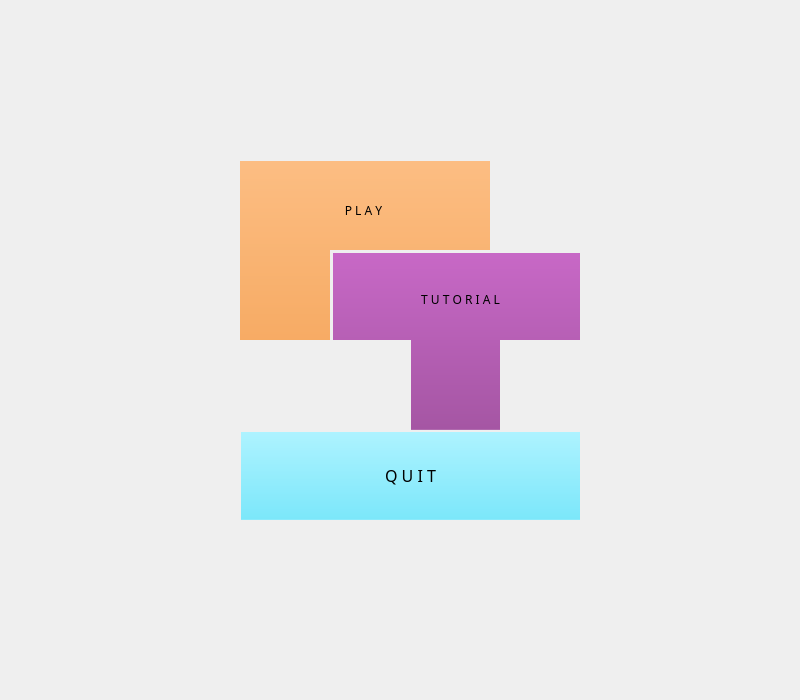
Old version of the form MenuWindow.ui in the repository Rodrigo-BZ/Tetris.
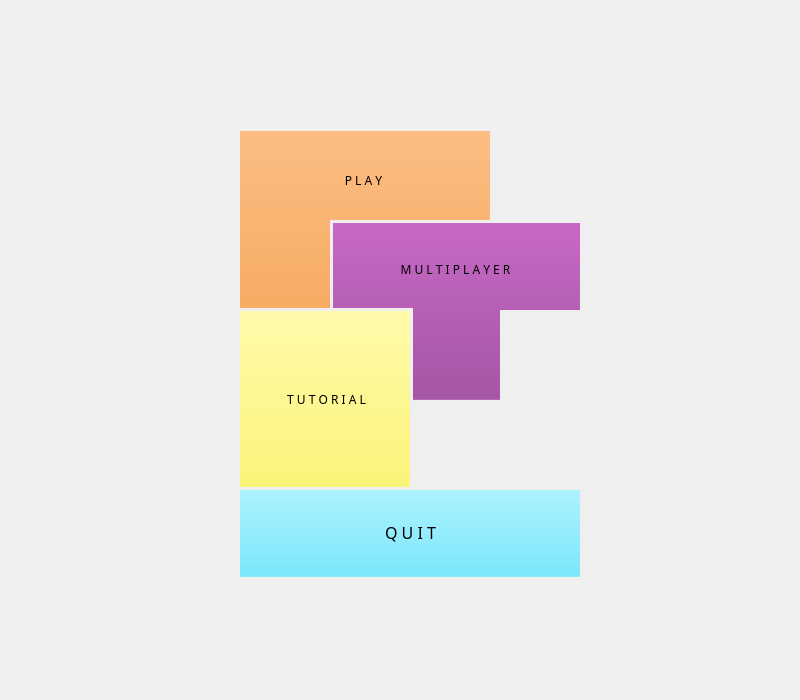
New version of the form. Icons and pictures are not drawn.

Commit message: Add multiplayer button

The edit to the form file:
```diff
--- a/MenuWindow.ui
+++ b/MenuWindow.ui
@@ -39,7 +39,7 @@
     <property name="geometry">
      <rect>
       <x>220</x>
-      <y>430</y>
+      <y>487</y>
       <width>381</width>
       <height>91</height>
      </rect>
@@ -54,7 +54,8 @@
      <cursorShape>PointingHandCursor</cursorShape>
     </property>
     <property name="styleSheet">
-     <string notr="true">background-color: rgb(81, 225, 252);</string>
+     <string notr="true">background-color: rgb(81, 225, 252);
+color: black;</string>
     </property>
     <property name="text">
      <string>Q U I T</string>
@@ -64,7 +65,7 @@
     <property name="geometry">
      <rect>
       <x>230</x>
-      <y>60</y>
+      <y>30</y>
       <width>261</width>
       <height>101</height>
      </rect>
@@ -80,7 +81,7 @@
     <property name="geometry">
      <rect>
       <x>330</x>
-      <y>250</y>
+      <y>220</y>
       <width>161</width>
       <height>111</height>
      </rect>
@@ -96,7 +97,7 @@
     <property name="geometry">
      <rect>
       <x>230</x>
-      <y>340</y>
+      <y>310</y>
       <width>101</width>
       <height>20</height>
      </rect>
@@ -112,9 +113,9 @@
     <property name="geometry">
      <rect>
       <x>220</x>
-      <y>60</y>
+      <y>30</y>
       <width>20</width>
-      <height>291</height>
+      <height>561</height>
      </rect>
     </property>
     <property name="autoFillBackground">
@@ -128,7 +129,7 @@
     <property name="geometry">
      <rect>
       <x>490</x>
-      <y>60</y>
+      <y>30</y>
       <width>20</width>
       <height>291</height>
      </rect>
@@ -140,29 +141,13 @@
      <string/>
     </property>
    </widget>
-   <widget class="QLabel" name="label_6">
-    <property name="geometry">
-     <rect>
-      <x>210</x>
-      <y>410</y>
-      <width>191</width>
-      <height>16</height>
-     </rect>
-    </property>
-    <property name="autoFillBackground">
-     <bool>true</bool>
-    </property>
-    <property name="text">
-     <string/>
-    </property>
-   </widget>
    <widget class="QLabel" name="label_7">
     <property name="geometry">
      <rect>
       <x>580</x>
-      <y>250</y>
+      <y>220</y>
       <width>16</width>
-      <height>191</height>
+      <height>131</height>
      </rect>
     </property>
     <property name="autoFillBackground">
@@ -176,7 +161,7 @@
     <property name="geometry">
      <rect>
       <x>330</x>
-      <y>250</y>
+      <y>220</y>
       <width>271</width>
       <height>3</height>
      </rect>
@@ -192,7 +177,7 @@
     <property name="geometry">
      <rect>
       <x>330</x>
-      <y>250</y>
+      <y>220</y>
       <width>3</width>
       <height>181</height>
      </rect>
@@ -208,7 +193,7 @@
     <property name="geometry">
      <rect>
       <x>320</x>
-      <y>340</y>
+      <y>310</y>
       <width>91</width>
       <height>91</height>
      </rect>
@@ -224,7 +209,7 @@
     <property name="geometry">
      <rect>
       <x>500</x>
-      <y>340</y>
+      <y>310</y>
       <width>91</width>
       <height>91</height>
      </rect>
@@ -240,9 +225,9 @@
     <property name="geometry">
      <rect>
       <x>580</x>
-      <y>430</y>
+      <y>180</y>
       <width>31</width>
-      <height>111</height>
+      <height>421</height>
      </rect>
     </property>
     <property name="autoFillBackground">
@@ -256,7 +241,7 @@
     <property name="geometry">
      <rect>
       <x>210</x>
-      <y>430</y>
+      <y>400</y>
       <width>381</width>
       <height>2</height>
      </rect>
@@ -268,27 +253,11 @@
      <string/>
     </property>
    </widget>
-   <widget class="QLabel" name="label_12">
-    <property name="geometry">
-     <rect>
-      <x>220</x>
-      <y>420</y>
-      <width>21</width>
-      <height>181</height>
-     </rect>
-    </property>
-    <property name="autoFillBackground">
-     <bool>true</bool>
-    </property>
-    <property name="text">
-     <string/>
-    </property>
-   </widget>
    <widget class="QLabel" name="label_15">
     <property name="geometry">
      <rect>
       <x>210</x>
-      <y>520</y>
+      <y>577</y>
       <width>381</width>
       <height>21</height>
      </rect>
@@ -304,7 +273,7 @@
     <property name="geometry">
      <rect>
       <x>228</x>
-      <y>70</y>
+      <y>40</y>
       <width>271</width>
       <height>281</height>
      </rect>
@@ -319,17 +288,18 @@
      <cursorShape>PointingHandCursor</cursorShape>
     </property>
     <property name="styleSheet">
-     <string notr="true">background-color: rgb(246, 146, 48);</string>
+     <string notr="true">background-color: rgb(246, 146, 48);
+color: black;</string>
     </property>
     <property name="text">
      <string>P L A Y</string>
     </property>
    </widget>
-   <widget class="QPushButton" name="btnTutorial">
+   <widget class="QPushButton" name="btnMultiplayer">
     <property name="geometry">
      <rect>
       <x>330</x>
-      <y>250</y>
+      <y>220</y>
       <width>261</width>
       <height>181</height>
      </rect>
@@ -346,21 +316,95 @@
     <property name="styleSheet">
      <string notr="true">background-color: rgb(149, 54, 146);
 text-align: top;
-padding-top: 40px;</string>
+padding-top: 40px;
+padding-right: 10px;
+color: black;</string>
+    </property>
+    <property name="text">
+     <string>M U L T I P L A Y E R</string>
+    </property>
+   </widget>
+   <widget class="QPushButton" name="btnTutorial">
+    <property name="geometry">
+     <rect>
+      <x>230</x>
+      <y>308</y>
+      <width>183</width>
+      <height>182</height>
+     </rect>
+    </property>
+    <property name="font">
+     <font>
+      <family>8514oem</family>
+      <pointsize>9</pointsize>
+     </font>
+    </property>
+    <property name="cursor">
+     <cursorShape>PointingHandCursor</cursorShape>
+    </property>
+    <property name="styleSheet">
+     <string notr="true">background-color: rgb(254, 248, 76);
+padding-left: 10px;
+color: black;</string>
     </property>
     <property name="text">
      <string>T U T O R I A L</string>
     </property>
    </widget>
+   <widget class="QLabel" name="label_16">
+    <property name="geometry">
+     <rect>
+      <x>410</x>
+      <y>310</y>
+      <width>3</width>
+      <height>180</height>
+     </rect>
+    </property>
+    <property name="autoFillBackground">
+     <bool>true</bool>
+    </property>
+    <property name="text">
+     <string/>
+    </property>
+   </widget>
+   <widget class="QLabel" name="label_17">
+    <property name="geometry">
+     <rect>
+      <x>140</x>
+      <y>308</y>
+      <width>273</width>
+      <height>3</height>
+     </rect>
+    </property>
+    <property name="autoFillBackground">
+     <bool>true</bool>
+    </property>
+    <property name="text">
+     <string/>
+    </property>
+   </widget>
+   <widget class="QLabel" name="label_18">
+    <property name="geometry">
+     <rect>
+      <x>240</x>
+      <y>487</y>
+      <width>350</width>
+      <height>3</height>
+     </rect>
+    </property>
+    <property name="autoFillBackground">
+     <bool>true</bool>
+    </property>
+    <property name="text">
+     <string/>
+    </property>
+   </widget>
    <zorder>btnPlay</zorder>
-   <zorder>layoutWidget</zorder>
    <zorder>btnQuit</zorder>
    <zorder>label</zorder>
    <zorder>label_2</zorder>
-   <zorder>label_4</zorder>
    <zorder>label_5</zorder>
-   <zorder>btnTutorial</zorder>
-   <zorder>label_6</zorder>
+   <zorder>btnMultiplayer</zorder>
    <zorder>label_7</zorder>
    <zorder>label_8</zorder>
    <zorder>label_9</zorder>
@@ -368,9 +412,13 @@
    <zorder>label_11</zorder>
    <zorder>label_13</zorder>
    <zorder>label_14</zorder>
-   <zorder>label_12</zorder>
    <zorder>label_15</zorder>
    <zorder>label_3</zorder>
+   <zorder>btnTutorial</zorder>
+   <zorder>label_17</zorder>
+   <zorder>label_4</zorder>
+   <zorder>label_18</zorder>
+   <zorder>label_16</zorder>
   </widget>
  </widget>
  <resources/>
```
